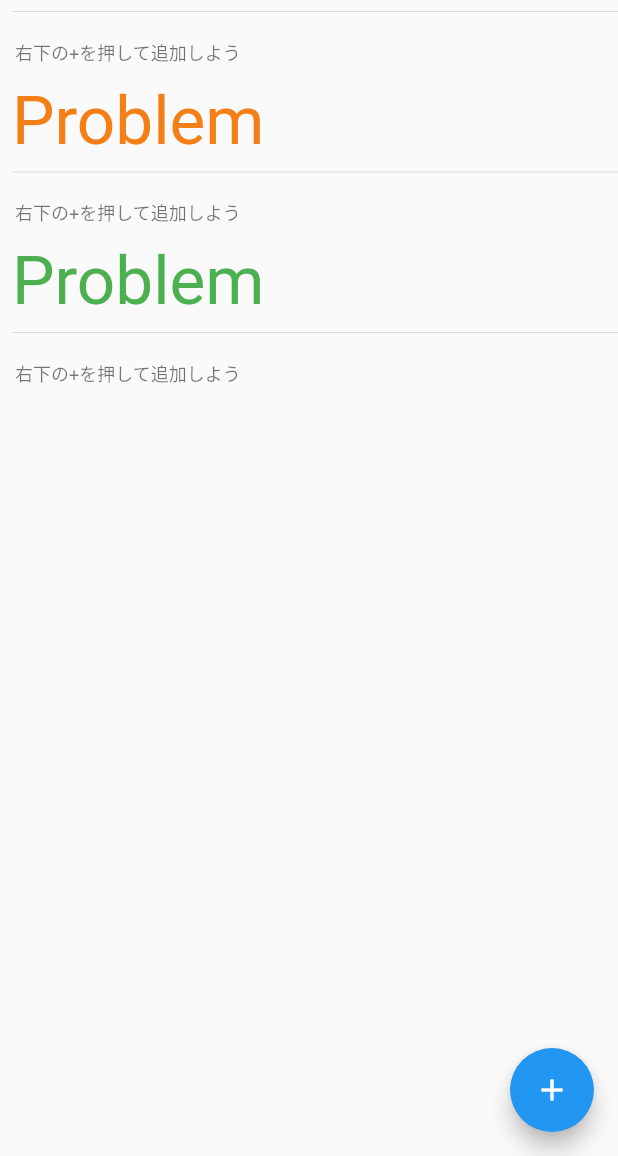
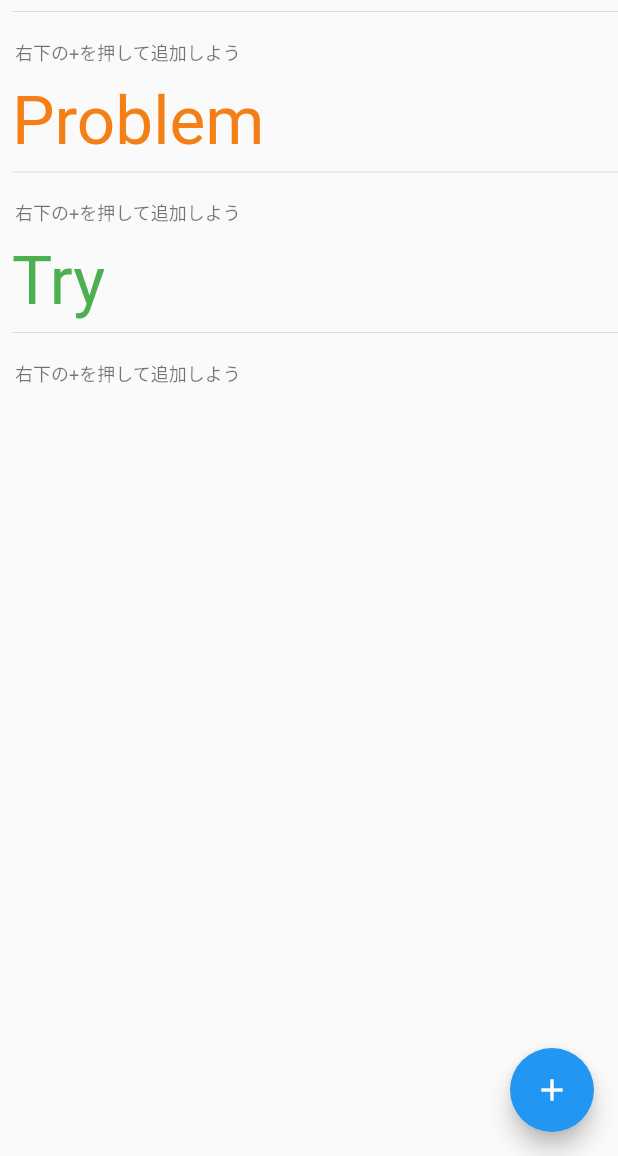
Before and after one commit to toshiya-sato/retrospective_tool, a Flutter app: the screen it shows after launch, on a phone screen of 412 x 824 dp, the part 80-1236 px from its top. Run offline on Flutter 3.47's test engine with Material 2 defaults, Android fonts, the light colour scheme and no system bars; our stand-ins replace dropdown_search, freezed_annotation, hooks_riverpod, modal_bottom_sheet.

Commit message:
[modify] fix wrong headline

```diff
--- a/lib/top.dart
+++ b/lib/top.dart
@@ -50,7 +50,7 @@ class MyHomePage extends HookConsumerWidget {
           ),
           _generateNoteWidgets(problems, context),
           _generateCategoryHeadline(
-            'Problem',
+            'Try',
             Theme.of(context)
                 .textTheme
                 .headline3!
```
